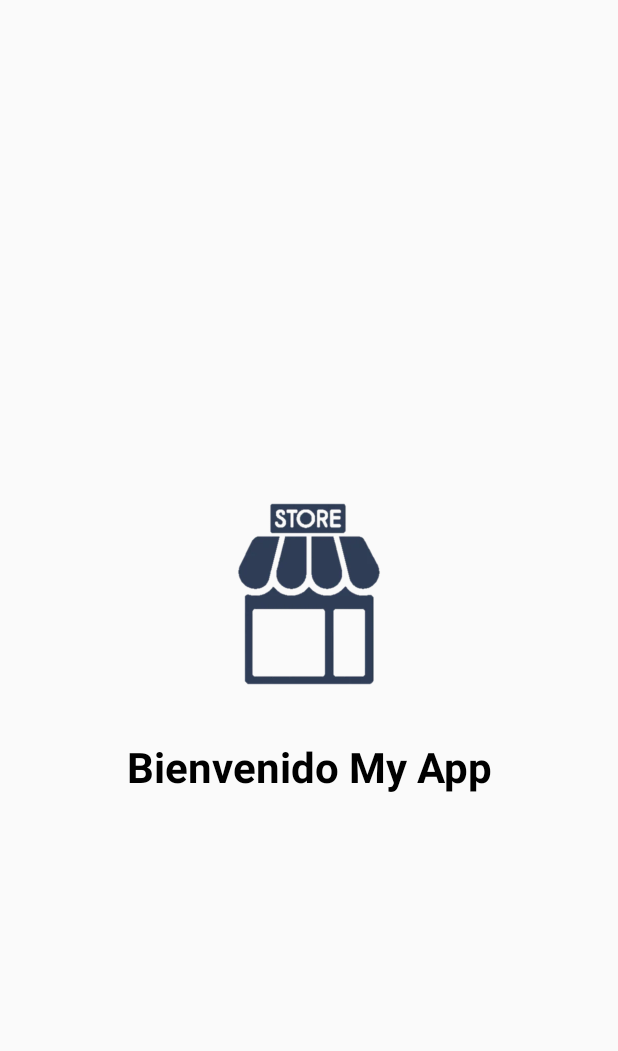
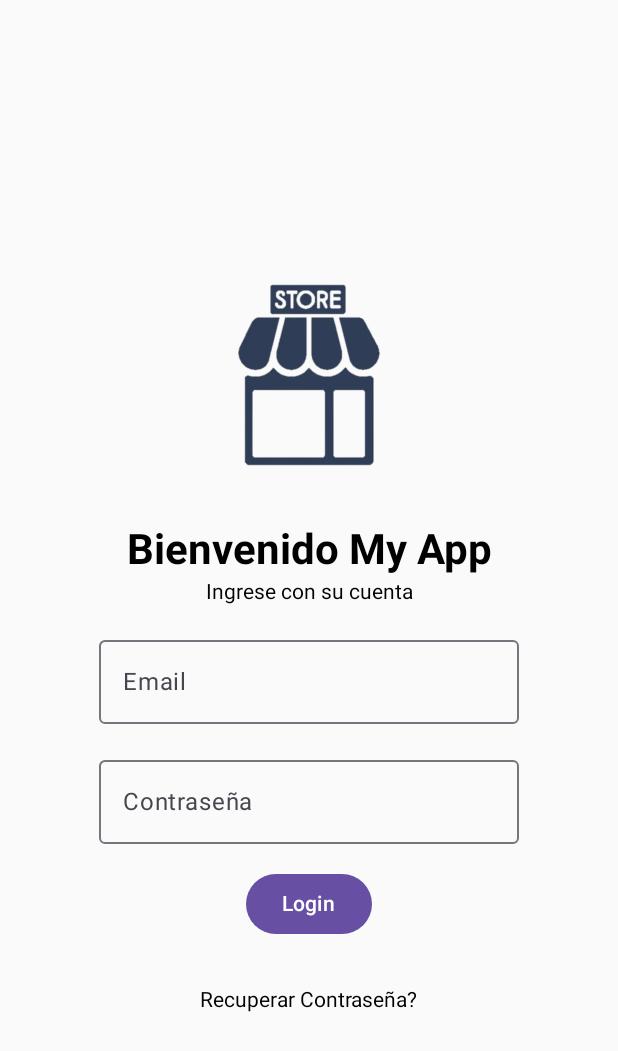
Before and after one commit to MarceloAcunaOsorio/APPSemana_4, an Android app built with Jetpack Compose: the screen it shows after launch (MainActivity), on a phone screen of 412 x 824 dp. Shown: the top 1051 px of the screen. Run offline under Robolectric (Android 15) with nearby library versions, the phone set to English and light mode, and no system bars.

Commit message:
se crea login

```diff
--- a/app/src/main/java/com/marceloacuna/appsemana4/LoginScreen.kt
+++ b/app/src/main/java/com/marceloacuna/appsemana4/LoginScreen.kt
@@ -1,11 +1,18 @@
 package com.marceloacuna.appsemana4
 
 import androidx.compose.foundation.Image
+import androidx.compose.foundation.clickable
 import androidx.compose.foundation.layout.Arrangement
 import androidx.compose.foundation.layout.Column
+import androidx.compose.foundation.layout.Spacer
 import androidx.compose.foundation.layout.fillMaxSize
+import androidx.compose.foundation.layout.height
 import androidx.compose.foundation.layout.size
+import androidx.compose.material3.Button
+import androidx.compose.material3.OutlinedTextField
 import androidx.compose.material3.Text
+import androidx.compose.material3.TextButton
+import androidx.compose.material3.TextField
 import androidx.compose.runtime.Composable
 import androidx.compose.ui.Alignment
 import androidx.compose.ui.Modifier
@@ -31,5 +38,38 @@ fun LoginScreen() {
 
       //texto de pantalla de inicio y su estilo
       Text(text = "Bienvenido My App", fontSize = 28.sp, fontWeight = FontWeight.Bold)
+
+      //salto de linea
+      Spacer(modifier = Modifier.height(4.dp))
+
+      Text(text = "Ingrese con su cuenta")
+
+      //salto de linea
+      Spacer(modifier = Modifier.height(16.dp))
+
+      //Input para ingresar el email
+      OutlinedTextField(value = "", onValueChange = {}, label = {Text(text = "Email")})
+
+      //salto de linea
+      Spacer(modifier = Modifier.height(16.dp))
+
+      //Input para ingresar el Contraseña
+      OutlinedTextField(value = "", onValueChange = {}, label = {Text(text = "Contraseña")})
+
+      //salto de linea
+      Spacer(modifier = Modifier.height(16.dp))
+
+      Button(onClick = {}) {
+         Text(text = "Login")
+      }
+
+      //salto de linea
+      Spacer(modifier = Modifier.height(32.dp))
+
+
+         Text(text = "Recuperar Contraseña?", modifier = Modifier.clickable {
+
+         })
+
    }
 }
```
